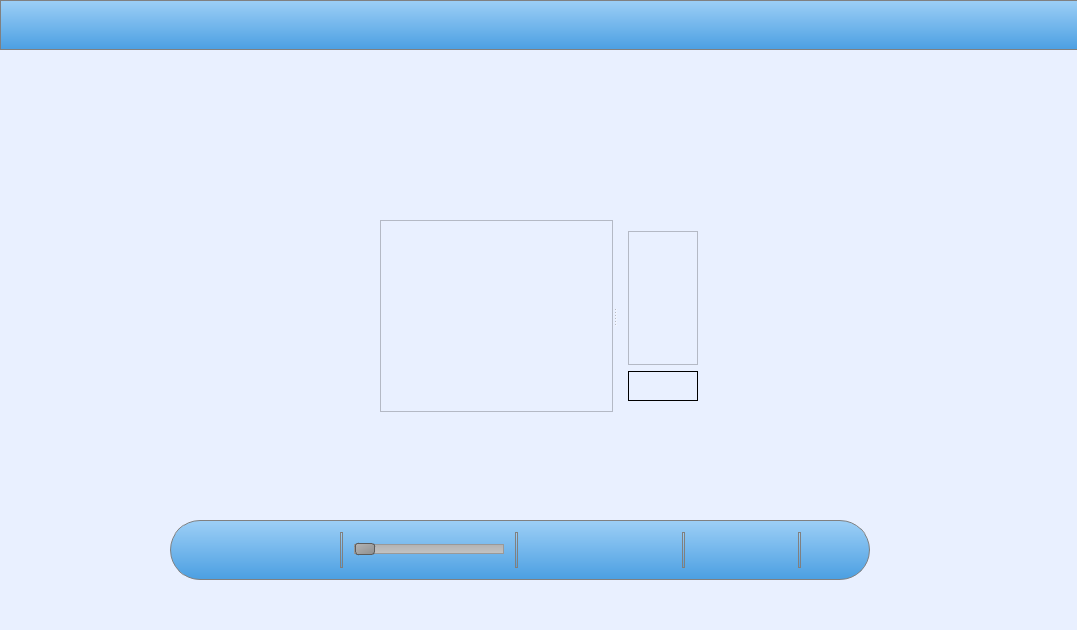
First picture: the form in ui/mainwindow.ui, repository bduminiuc/imageviewver, before the edit.
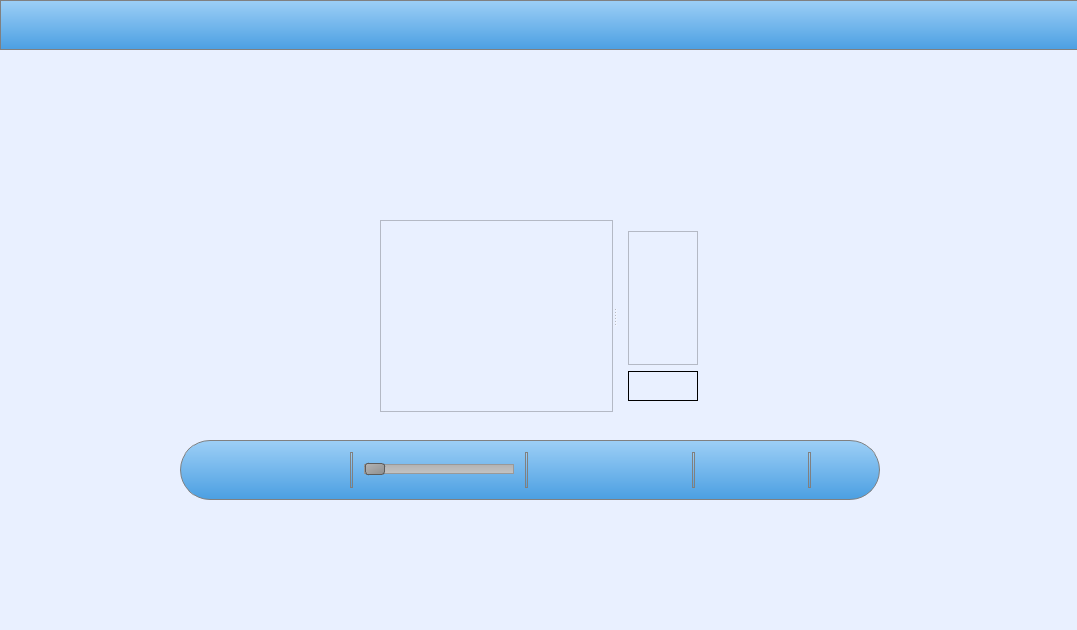
Second picture: the form after the edit. Icons and pictures are not drawn.

Commit message: move customtreeview

```diff
--- a/ui/mainwindow.ui
+++ b/ui/mainwindow.ui
@@ -88,8 +88,8 @@
    <widget class="QFrame" name="toolBarFrame">
     <property name="geometry">
      <rect>
-      <x>170</x>
-      <y>520</y>
+      <x>180</x>
+      <y>440</y>
       <width>700</width>
       <height>60</height>
      </rect>
```
The commit also changes 1 other file.
